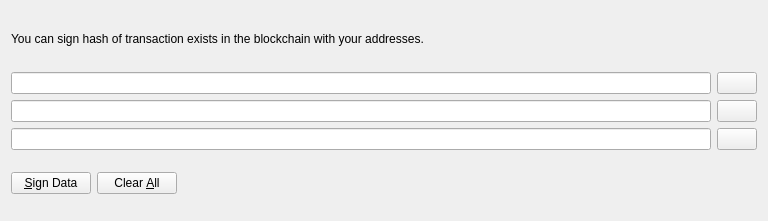
Before: the Qt Designer form src/qt/forms/secondauthdialog.ui in bonpekao/bonpekao, drawn with Qt 5.
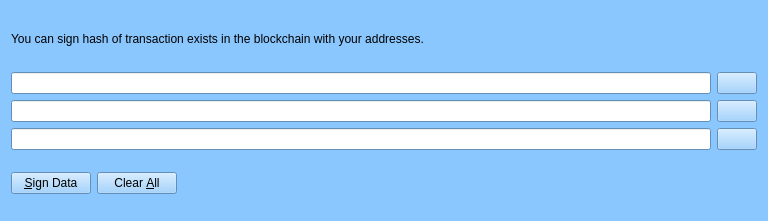
After: the same form once the commit is applied. Icons and pictures are not drawn. Custom widgets are drawn as their Qt base class.

Diff of the .ui file:
```diff
--- a/src/qt/forms/secondauthdialog.ui
+++ b/src/qt/forms/secondauthdialog.ui
@@ -13,6 +13,421 @@
     <height>221</height>
    </rect>
   </property>
+  <property name="palette">
+   <palette>
+    <active>
+     <colorrole role="WindowText">
+      <brush brushstyle="SolidPattern">
+       <color alpha="255">
+        <red>0</red>
+        <green>0</green>
+        <blue>0</blue>
+       </color>
+      </brush>
+     </colorrole>
+     <colorrole role="Button">
+      <brush brushstyle="SolidPattern">
+       <color alpha="255">
+        <red>138</red>
+        <green>199</green>
+        <blue>255</blue>
+       </color>
+      </brush>
+     </colorrole>
+     <colorrole role="Light">
+      <brush brushstyle="SolidPattern">
+       <color alpha="255">
+        <red>255</red>
+        <green>255</green>
+        <blue>255</blue>
+       </color>
+      </brush>
+     </colorrole>
+     <colorrole role="Midlight">
+      <brush brushstyle="SolidPattern">
+       <color alpha="255">
+        <red>196</red>
+        <green>227</green>
+        <blue>255</blue>
+       </color>
+      </brush>
+     </colorrole>
+     <colorrole role="Dark">
+      <brush brushstyle="SolidPattern">
+       <color alpha="255">
+        <red>69</red>
+        <green>99</green>
+        <blue>127</blue>
+       </color>
+      </brush>
+     </colorrole>
+     <colorrole role="Mid">
+      <brush brushstyle="SolidPattern">
+       <color alpha="255">
+        <red>92</red>
+        <green>133</green>
+        <blue>170</blue>
+       </color>
+      </brush>
+     </colorrole>
+     <colorrole role="Text">
+      <brush brushstyle="SolidPattern">
+       <color alpha="255">
+        <red>0</red>
+        <green>0</green>
+        <blue>0</blue>
+       </color>
+      </brush>
+     </colorrole>
+     <colorrole role="BrightText">
+      <brush brushstyle="SolidPattern">
+       <color alpha="255">
+        <red>255</red>
+        <green>255</green>
+        <blue>255</blue>
+       </color>
+      </brush>
+     </colorrole>
+     <colorrole role="ButtonText">
+      <brush brushstyle="SolidPattern">
+       <color alpha="255">
+        <red>0</red>
+        <green>0</green>
+        <blue>0</blue>
+       </color>
+      </brush>
+     </colorrole>
+     <colorrole role="Base">
+      <brush brushstyle="SolidPattern">
+       <color alpha="255">
+        <red>255</red>
+        <green>255</green>
+        <blue>255</blue>
+       </color>
+      </brush>
+     </colorrole>
+     <colorrole role="Window">
+      <brush brushstyle="SolidPattern">
+       <color alpha="255">
+        <red>138</red>
+        <green>199</green>
+        <blue>255</blue>
+       </color>
+      </brush>
+     </colorrole>
+     <colorrole role="Shadow">
+      <brush brushstyle="SolidPattern">
+       <color alpha="255">
+        <red>0</red>
+        <green>0</green>
+        <blue>0</blue>
+       </color>
+      </brush>
+     </colorrole>
+     <colorrole role="AlternateBase">
+      <brush brushstyle="SolidPattern">
+       <color alpha="255">
+        <red>196</red>
+        <green>227</green>
+        <blue>255</blue>
+       </color>
+      </brush>
+     </colorrole>
+     <colorrole role="ToolTipBase">
+      <brush brushstyle="SolidPattern">
+       <color alpha="255">
+        <red>255</red>
+        <green>255</green>
+        <blue>220</blue>
+       </color>
+      </brush>
+     </colorrole>
+     <colorrole role="ToolTipText">
+      <brush brushstyle="SolidPattern">
+       <color alpha="255">
+        <red>0</red>
+        <green>0</green>
+        <blue>0</blue>
+       </color>
+      </brush>
+     </colorrole>
+    </active>
+    <inactive>
+     <colorrole role="WindowText">
+      <brush brushstyle="SolidPattern">
+       <color alpha="255">
+        <red>0</red>
+        <green>0</green>
+        <blue>0</blue>
+       </color>
+      </brush>
+     </colorrole>
+     <colorrole role="Button">
+      <brush brushstyle="SolidPattern">
+       <color alpha="255">
+        <red>138</red>
+        <green>199</green>
+        <blue>255</blue>
+       </color>
+      </brush>
+     </colorrole>
+     <colorrole role="Light">
+      <brush brushstyle="SolidPattern">
+       <color alpha="255">
+        <red>255</red>
+        <green>255</green>
+        <blue>255</blue>
+       </color>
+      </brush>
+     </colorrole>
+     <colorrole role="Midlight">
+      <brush brushstyle="SolidPattern">
+       <color alpha="255">
+        <red>196</red>
+        <green>227</green>
+        <blue>255</blue>
+       </color>
+      </brush>
+     </colorrole>
+     <colorrole role="Dark">
+      <brush brushstyle="SolidPattern">
+       <color alpha="255">
+        <red>69</red>
+        <green>99</green>
+        <blue>127</blue>
+       </color>
+      </brush>
+     </colorrole>
+     <colorrole role="Mid">
+      <brush brushstyle="SolidPattern">
+       <color alpha="255">
+        <red>92</red>
+        <green>133</green>
+        <blue>170</blue>
+       </color>
+      </brush>
+     </colorrole>
+     <colorrole role="Text">
+      <brush brushstyle="SolidPattern">
+       <color alpha="255">
+        <red>0</red>
+        <green>0</green>
+        <blue>0</blue>
+       </color>
+      </brush>
+     </colorrole>
+     <colorrole role="BrightText">
+      <brush brushstyle="SolidPattern">
+       <color alpha="255">
+        <red>255</red>
+        <green>255</green>
+        <blue>255</blue>
+       </color>
+      </brush>
+     </colorrole>
+     <colorrole role="ButtonText">
+      <brush brushstyle="SolidPattern">
+       <color alpha="255">
+        <red>0</red>
+        <green>0</green>
+        <blue>0</blue>
+       </color>
+      </brush>
+     </colorrole>
+     <colorrole role="Base">
+      <brush brushstyle="SolidPattern">
+       <color alpha="255">
+        <red>255</red>
+        <green>255</green>
+        <blue>255</blue>
+       </color>
+      </brush>
+     </colorrole>
+     <colorrole role="Window">
+      <brush brushstyle="SolidPattern">
+       <color alpha="255">
+        <red>138</red>
+        <green>199</green>
+        <blue>255</blue>
+       </color>
+      </brush>
+     </colorrole>
+     <colorrole role="Shadow">
+      <brush brushstyle="SolidPattern">
+       <color alpha="255">
+        <red>0</red>
+        <green>0</green>
+        <blue>0</blue>
+       </color>
+      </brush>
+     </colorrole>
+     <colorrole role="AlternateBase">
+      <brush brushstyle="SolidPattern">
+       <color alpha="255">
+        <red>196</red>
+        <green>227</green>
+        <blue>255</blue>
+       </color>
+      </brush>
+     </colorrole>
+     <colorrole role="ToolTipBase">
+      <brush brushstyle="SolidPattern">
+       <color alpha="255">
+        <red>255</red>
+        <green>255</green>
+        <blue>220</blue>
+       </color>
+      </brush>
+     </colorrole>
+     <colorrole role="ToolTipText">
+      <brush brushstyle="SolidPattern">
+       <color alpha="255">
+        <red>0</red>
+        <green>0</green>
+        <blue>0</blue>
+       </color>
+      </brush>
+     </colorrole>
+    </inactive>
+    <disabled>
+     <colorrole role="WindowText">
+      <brush brushstyle="SolidPattern">
+       <color alpha="255">
+        <red>69</red>
+        <green>99</green>
+        <blue>127</blue>
+       </color>
+      </brush>
+     </colorrole>
+     <colorrole role="Button">
+      <brush brushstyle="SolidPattern">
+       <color alpha="255">
+        <red>138</red>
+        <green>199</green>
+        <blue>255</blue>
+       </color>
+      </brush>
+     </colorrole>
+     <colorrole role="Light">
+      <brush brushstyle="SolidPattern">
+       <color alpha="255">
+        <red>255</red>
+        <green>255</green>
+        <blue>255</blue>
+       </color>
+      </brush>
+     </colorrole>
+     <colorrole role="Midlight">
+      <brush brushstyle="SolidPattern">
+       <color alpha="255">
+        <red>196</red>
+        <green>227</green>
+        <blue>255</blue>
+       </color>
+      </brush>
+     </colorrole>
+     <colorrole role="Dark">
+      <brush brushstyle="SolidPattern">
+       <color alpha="255">
+        <red>69</red>
+        <green>99</green>
+        <blue>127</blue>
+       </color>
+      </brush>
+     </colorrole>
+     <colorrole role="Mid">
+      <brush brushstyle="SolidPattern">
+       <color alpha="255">
+        <red>92</red>
+        <green>133</green>
+        <blue>170</blue>
+       </color>
+      </brush>
+     </colorrole>
+     <colorrole role="Text">
+      <brush brushstyle="SolidPattern">
+       <color alpha="255">
+        <red>69</red>
+        <green>99</green>
+        <blue>127</blue>
+       </color>
+      </brush>
+     </colorrole>
+     <colorrole role="BrightText">
+      <brush brushstyle="SolidPattern">
+       <color alpha="255">
+        <red>255</red>
+        <green>255</green>
+        <blue>255</blue>
+       </color>
+      </brush>
+     </colorrole>
+     <colorrole role="ButtonText">
+      <brush brushstyle="SolidPattern">
+       <color alpha="255">
+        <red>69</red>
+        <green>99</green>
+        <blue>127</blue>
+       </color>
+      </brush>
+     </colorrole>
+     <colorrole role="Base">
+      <brush brushstyle="SolidPattern">
+       <color alpha="255">
+        <red>138</red>
+        <green>199</green>
+        <blue>255</blue>
+       </color>
+      </brush>
+     </colorrole>
+     <colorrole role="Window">
+      <brush brushstyle="SolidPattern">
+       <color alpha="255">
+        <red>138</red>
+        <green>199</green>
+        <blue>255</blue>
+       </color>
+      </brush>
+     </colorrole>
+     <colorrole role="Shadow">
+      <brush brushstyle="SolidPattern">
+       <color alpha="255">
+        <red>0</red>
+        <green>0</green>
+        <blue>0</blue>
+       </color>
+      </brush>
+     </colorrole>
+     <colorrole role="AlternateBase">
+      <brush brushstyle="SolidPattern">
+       <color alpha="255">
+        <red>138</red>
+        <green>199</green>
+        <blue>255</blue>
+       </color>
+      </brush>
+     </colorrole>
+     <colorrole role="ToolTipBase">
+      <brush brushstyle="SolidPattern">
+       <color alpha="255">
+        <red>255</red>
+        <green>255</green>
+        <blue>220</blue>
+       </color>
+      </brush>
+     </colorrole>
+     <colorrole role="ToolTipText">
+      <brush brushstyle="SolidPattern">
+       <color alpha="255">
+        <red>0</red>
+        <green>0</green>
+        <blue>0</blue>
+       </color>
+      </brush>
+     </colorrole>
+    </disabled>
+   </palette>
+  </property>
   <property name="windowTitle">
    <string>Second Authentification</string>
   </property>
```
